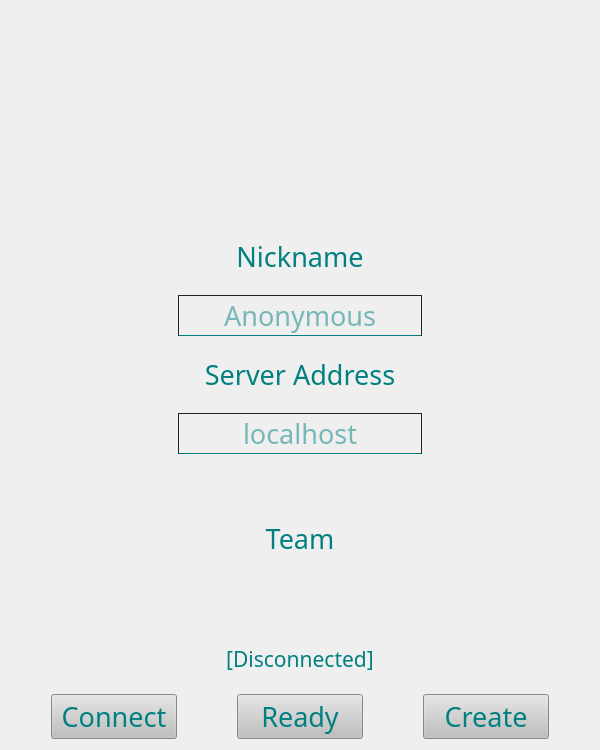
This is src/startWindow/startWindow.ui in Generals-OI/Generals.OI as Qt 5 draws it before an edit. The edited form follows.
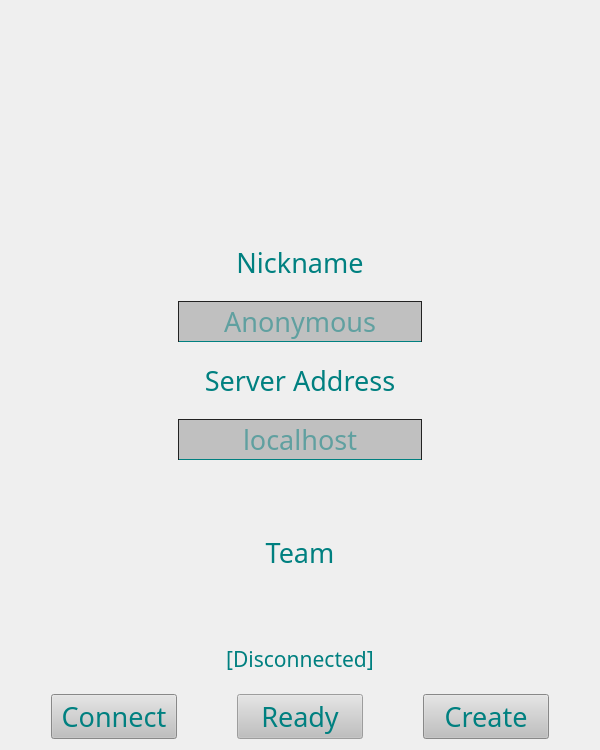
This is the edited form. Icons and pictures are not drawn.

Commit message:
feat: optimized the UI of `StartWindow`
Add shadow to make `QLineEdit` looks better.
Fix a tiny bug of `StartWindow` message showing.

The edit to the form file:
```diff
--- a/src/startWindow/startWindow.ui
+++ b/src/startWindow/startWindow.ui
@@ -28,11 +28,12 @@
   </property>
   <property name="styleSheet">
    <string notr="true">QLineEdit {
-	background-color: transparent;
+	background-color: rgba(0, 0, 0, 50);
 	color: rgb(0, 128, 128);
 	border: 1px solid rgb(34, 34, 34);
 	border-bottom-color: rgb(0, 128, 128);
 	border-bottom-width: 1px;
+	font-family: &quot;Quicksand Medium&quot;;
 	qproperty-clearButtonEnabled: false;
 }
 
@@ -156,6 +157,12 @@
        <property name="spacing">
         <number>20</number>
        </property>
+       <property name="topMargin">
+        <number>20</number>
+       </property>
+       <property name="bottomMargin">
+        <number>20</number>
+       </property>
        <item>
         <widget class="QLabel" name="lbNickName">
          <property name="font">
@@ -177,7 +184,7 @@
         <widget class="QLineEdit" name="leNickName">
          <property name="font">
           <font>
-           <family>Quicksand Bold</family>
+           <family>Quicksand Medium</family>
            <pointsize>20</pointsize>
            <stylestrategy>PreferAntialias</stylestrategy>
           </font>
@@ -220,7 +227,7 @@
         <widget class="QLineEdit" name="leServerAddress">
          <property name="font">
           <font>
-           <family>Quicksand Bold</family>
+           <family>Quicksand Medium</family>
            <pointsize>20</pointsize>
            <stylestrategy>PreferAntialias</stylestrategy>
           </font>
@@ -423,6 +430,9 @@
        </item>
        <item>
         <widget class="QPushButton" name="pbReady">
+         <property name="enabled">
+          <bool>false</bool>
+         </property>
          <property name="sizePolicy">
           <sizepolicy hsizetype="Expanding" vsizetype="Preferred">
            <horstretch>30</horstretch>
```
The commit also changes 1 other file.
